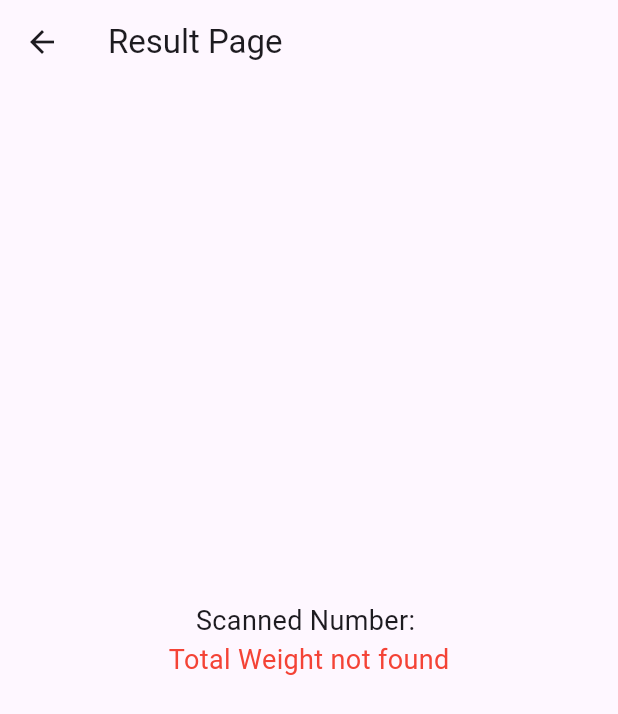
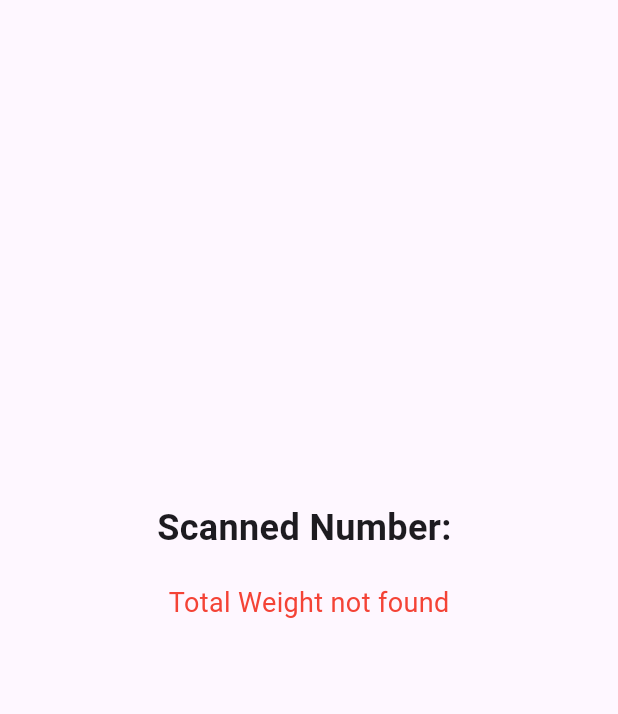
Before and after one commit to AnujRaskatla/Quick-Checkout-Grocery-Shopping-App, a Flutter app: the ResultPage screen opened directly with empty values, on a phone screen of 412 x 824 dp. Shown: the top 714 px of the screen. Run offline on Flutter 3.47's test engine with Material 3 defaults, Android fonts, the phone set to English and light mode, and no system bars; our stand-ins replace firebase_core, firebase_database; missing offline and left inert: qr_code_scanner; accounts and stored records are empty.

Commit message:
6.Styling

```diff
--- a/exit/lib/main.dart
+++ b/exit/lib/main.dart
@@ -46,9 +46,6 @@ class FirstPage extends StatelessWidget {
   @override
   Widget build(BuildContext context) {
     return Scaffold(
-      appBar: AppBar(
-        title: Text('QR Code Scanner'),
-      ),
       body: Center(
         child: Column(
           mainAxisAlignment: MainAxisAlignment.center,
@@ -71,7 +68,22 @@ class FirstPage extends StatelessWidget {
                   );
                 }
               },
-              child: Text('Scan QR'),
+              style: ElevatedButton.styleFrom(
+                padding: EdgeInsets.symmetric(horizontal: 20, vertical: 15),
+                primary: Colors.grey[300],
+                shape: RoundedRectangleBorder(
+                  borderRadius: BorderRadius.circular(20),
+                  side: BorderSide(color: Colors.grey[300]!),
+                ),
+              ),
+              child: Text(
+                'Scan QR',
+                style: TextStyle(
+                  fontSize: 18, // Adjust the font size as needed
+                  fontWeight: FontWeight.bold, // Make the font bold
+                  color: Colors.black, // Change the text color to black
+                ),
+              ),
             ),
           ],
         ),
@@ -94,7 +106,17 @@ class _QRScannerPageState extends State<QRScannerPage> {
   Widget build(BuildContext context) {
     return Scaffold(
       appBar: AppBar(
-        title: Text('QR Code Scanner'),
+        title: Text(
+          'Scan QR',
+          style: TextStyle(
+            color: Colors.black, // Text color
+            fontSize: 24, // Text size
+            // Text weight
+          ),
+        ),
+        backgroundColor: Colors.grey[300],
+        elevation: 4, // Elevation for a shadow effect
+        centerTitle: true, // Center the title text
         leading: IconButton(
           icon: Icon(Icons.arrow_back),
           onPressed: () {
@@ -262,30 +284,60 @@ class _ResultPageState extends State<ResultPage> {
   @override
   Widget build(BuildContext context) {
     return Scaffold(
-      appBar: AppBar(
-        title: Text('Result Page'),
-      ),
       body: Center(
         child: Column(
           mainAxisAlignment: MainAxisAlignment.center,
           children: <Widget>[
-            Text('Scanned Number: ${widget.scannedValue}',
-                style: TextStyle(fontSize: 18)),
+            Text(
+              'Scanned Number: ${widget.scannedValue}',
+              style: TextStyle(fontSize: 24, fontWeight: FontWeight.bold),
+            ),
+            SizedBox(height: 20),
+            // Total Weight Section
             if (totalWeight != null)
-              Text('Total Weight: $totalWeight',
-                  style: TextStyle(fontSize: 18)),
+              Column(
+                children: [
+                  Text(
+                    'Total Weight:',
+                    style: TextStyle(fontSize: 24, fontWeight: FontWeight.bold),
+                  ),
+                  SizedBox(height: 10),
+                  Text(
+                    '$totalWeight',
+                    style: TextStyle(fontSize: 18),
+                  ),
+                ],
+              ),
             if (totalWeight == null)
-              Text('Total Weight not found',
-                  style: TextStyle(fontSize: 18, color: Colors.red)),
-
-            // Display "Weight" if available
+              Text(
+                'Total Weight not found',
+                style: TextStyle(fontSize: 18, color: Colors.red),
+              ),
+            SizedBox(height: 20),
+            // Weight Section
             if (weightValue != null)
-              Text('Weight: $weightValue', style: TextStyle(fontSize: 18)),
-
-            // Display the comparison result with the specified text color
+              Column(
+                children: [
+                  Text(
+                    'Weight:',
+                    style: TextStyle(fontSize: 24, fontWeight: FontWeight.bold),
+                  ),
+                  SizedBox(height: 10),
+                  Text(
+                    '$weightValue',
+                    style: TextStyle(fontSize: 18),
+                  ),
+                ],
+              ),
+            SizedBox(height: 20),
+            // Comparison Result Section
             Text(
               comparisonResult,
-              style: TextStyle(fontSize: 18, color: resultColor),
+              style: TextStyle(
+                fontSize: 24,
+                fontWeight: FontWeight.bold,
+                color: resultColor,
+              ),
             ),
           ],
         ),
```
